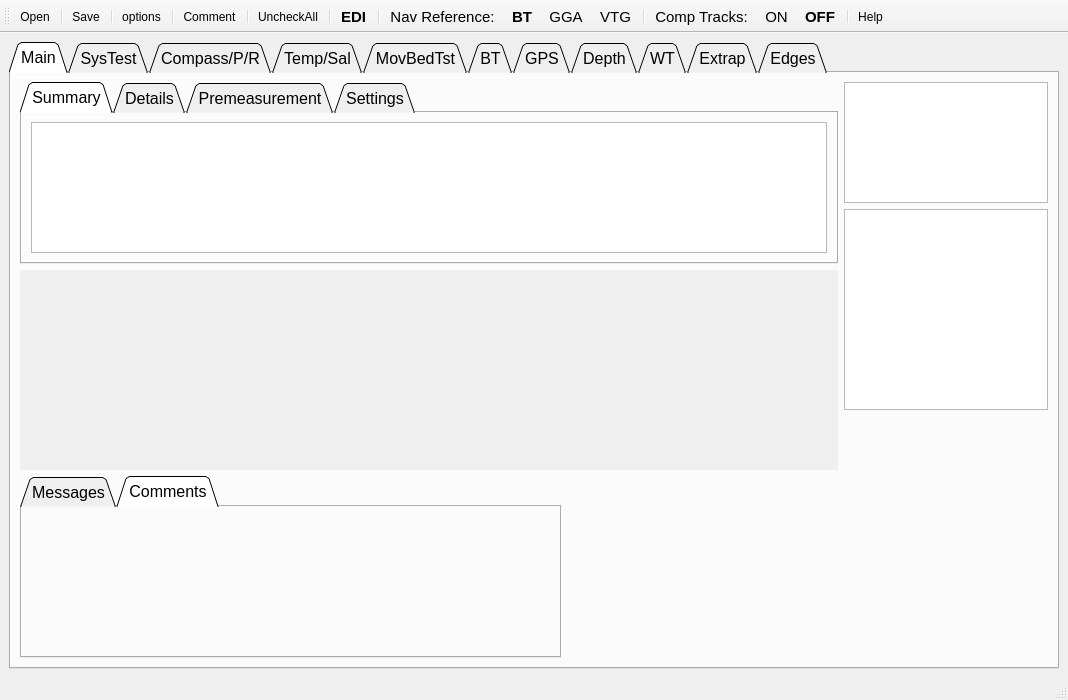
rowetechinc/QRevPy, file UI/QRev_gui.ui: the form before one commit.
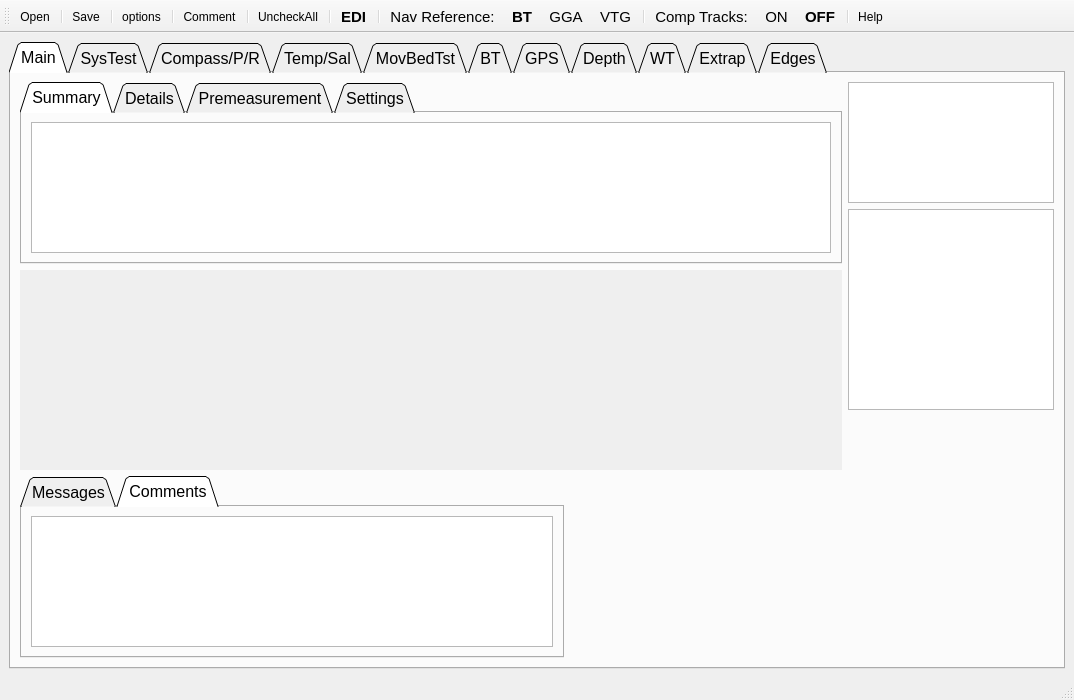
The form after the commit. The open tabs and pages were chosen to show the change. Icons and pictures are not drawn.

Commit message: Added discharge plot, extrap plot, messages dispay, comments display, add comments functionality GPSData.py: 1) added check if delta time is less than 0 for corrupt GPS data. QAData.py: 1) fixed indention bug for depths status caution.

What changed in the file:
```diff
--- a/UI/QRev_gui.ui
+++ b/UI/QRev_gui.ui
@@ -6,7 +6,7 @@
    <rect>
     <x>0</x>
     <y>0</y>
-    <width>1068</width>
+    <width>1074</width>
     <height>700</height>
    </rect>
   </property>
@@ -248,6 +248,15 @@
                  <attribute name="title">
                   <string>Comments</string>
                  </attribute>
+                 <layout class="QHBoxLayout" name="horizontalLayout_2">
+                  <item>
+                   <widget class="QPlainTextEdit" name="display_comments">
+                    <property name="readOnly">
+                     <bool>true</bool>
+                    </property>
+                   </widget>
+                  </item>
+                 </layout>
                 </widget>
                </widget>
               </item>
```
Left out of the diff: 5 changed lines with no effect on the pictures. The commit also changes 10 other files.
